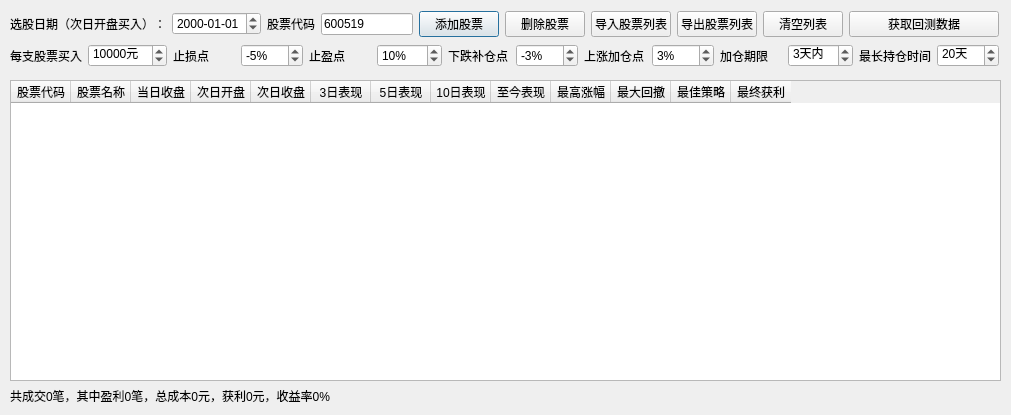
Qt form QtDesign/SelectedPerformance.ui (victor647/QuantumStockTrade) before a commit.
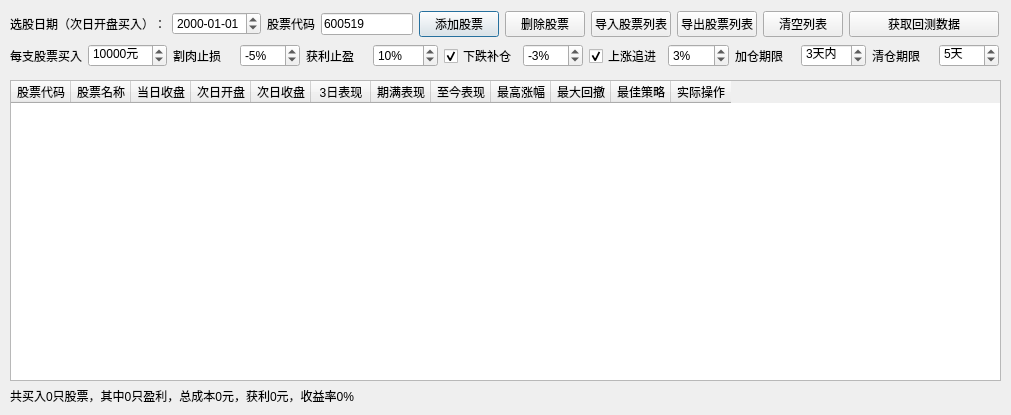
The same form after that commit.

The edit to the form file:
```diff
--- a/QtDesign/SelectedPerformance.ui
+++ b/QtDesign/SelectedPerformance.ui
@@ -66,12 +66,7 @@
    </column>
    <column>
     <property name="text">
-     <string>5日表现</string>
-    </property>
-   </column>
-   <column>
-    <property name="text">
-     <string>10日表现</string>
+     <string>期满表现</string>
     </property>
    </column>
    <column>
@@ -96,7 +91,7 @@
    </column>
    <column>
     <property name="text">
-     <string>最终获利</string>
+     <string>实际操作</string>
     </property>
    </column>
   </widget>
@@ -116,7 +111,7 @@
     </font>
    </property>
    <property name="text">
-    <string>共成交0笔，其中盈利0笔，总成本0元，获利0元，收益率0%</string>
+    <string>共买入0只股票，其中0只盈利，总成本0元，获利0元，收益率0%</string>
    </property>
   </widget>
   <widget class="QWidget" name="">
@@ -329,7 +324,7 @@
          </font>
         </property>
         <property name="text">
-         <string>止损点</string>
+         <string>割肉止损</string>
         </property>
        </widget>
       </item>
@@ -363,7 +358,7 @@
          </font>
         </property>
         <property name="text">
-         <string>止盈点</string>
+         <string>获利止盈</string>
         </property>
        </widget>
       </item>
@@ -389,15 +384,17 @@
        </widget>
       </item>
       <item>
-       <widget class="QLabel" name="lblDownAddPoint">
+       <widget class="QCheckBox" name="cbxAddWhenDown">
         <property name="font">
          <font>
           <family>Microsoft YaHei UI</family>
-          <pointsize>9</pointsize>
          </font>
         </property>
         <property name="text">
-         <string>下跌补仓点</string>
+         <string>下跌补仓</string>
+        </property>
+        <property name="checked">
+         <bool>true</bool>
         </property>
        </widget>
       </item>
@@ -423,15 +420,17 @@
        </widget>
       </item>
       <item>
-       <widget class="QLabel" name="lblUpAddPoint">
+       <widget class="QCheckBox" name="cbxAddWhenUp">
         <property name="font">
          <font>
           <family>Microsoft YaHei UI</family>
-          <pointsize>9</pointsize>
          </font>
         </property>
         <property name="text">
-         <string>上涨加仓点</string>
+         <string>上涨追进</string>
+        </property>
+        <property name="checked">
+         <bool>true</bool>
         </property>
        </widget>
       </item>
@@ -502,7 +501,7 @@
          </font>
         </property>
         <property name="text">
-         <string>最长持仓时间</string>
+         <string>清仓期限</string>
         </property>
        </widget>
       </item>
@@ -526,7 +525,7 @@
          <number>1</number>
         </property>
         <property name="value">
-         <number>20</number>
+         <number>5</number>
         </property>
        </widget>
       </item>
```
Left out of the diff: 36 changed lines with no effect on the pictures.
